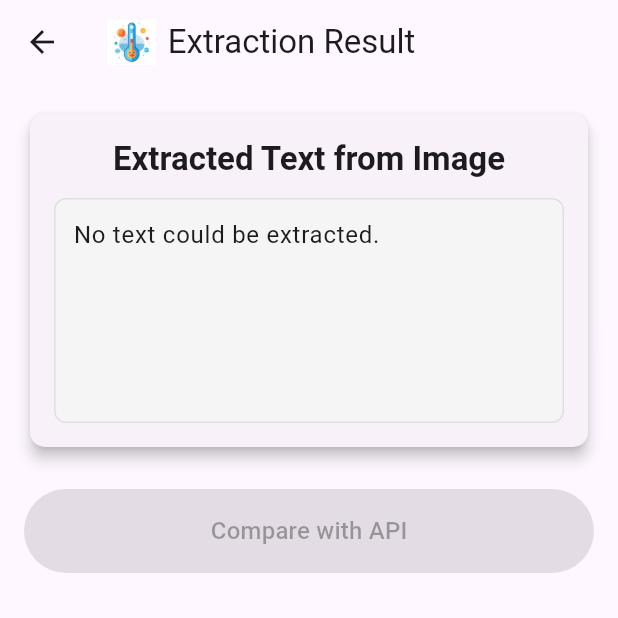
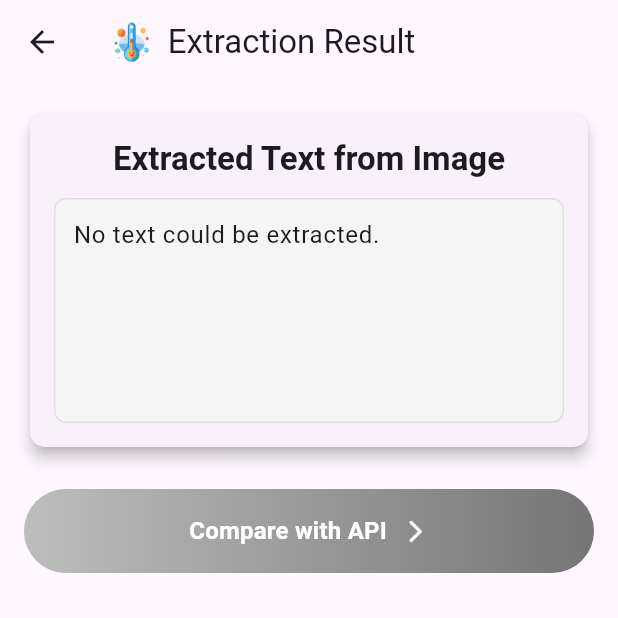
Before and after one commit to saifur-rahman0/Image-Data-Extract-Compare, a Flutter app: the ResultScreen screen opened by its route, on a phone screen of 412 x 824 dp, the top half of it. Run offline on Flutter 3.47's test engine with Material 3 defaults, Android fonts, the phone set to English and light mode, and no system bars; our stand-ins replace get, image_picker; missing offline and left inert: google_mlkit_text_recognition.

Commit message:
final ui update and app name update

```diff
--- a/lib/app/modules/home/home_controller.dart
+++ b/lib/app/modules/home/home_controller.dart
@@ -136,6 +136,7 @@ class HomeController extends GetxController {
       colorText: Colors.green[700],
       margin: const EdgeInsets.all(10),
       borderRadius: 8,
+      duration: const Duration(seconds: 1),
     );
 
     try {
--- a/lib/app/modules/result/result_screen.dart
+++ b/lib/app/modules/result/result_screen.dart
@@ -31,7 +31,7 @@ class ResultScreen extends GetView<ResultController> { // Changed to GetView<Res
         title: Row(
           children: [
             Image.asset(
-              'assets/logo/app_logo.png',
+              'assets/logo/applogo.png',
               height: 30,
             ),
             const SizedBox(width: 8),
@@ -83,26 +83,67 @@ class ResultScreen extends GetView<ResultController> { // Changed to GetView<Res
             const SizedBox(height: 24),
 
             // --- Compare Button ---
-            // Obx is needed here if the button's enabled state depends on ocrText from ResultController (it's a getter to RxString in HomeController)
-            Obx(() => ElevatedButton( // Wrap with Obx if controller.ocrText is an RxString in ResultController (it's a getter to RxString in HomeController)
+            Obx(() {
+              final bool isEffectivelyDisabled = controller.ocrText.isEmpty ||
+                                               controller.ocrText.startsWith("No text found") ||
+                                               controller.isCallingApi.value;
+              final bool isLoading = controller.isCallingApi.value;
+
+              return ElevatedButton(
                 style: ElevatedButton.styleFrom(
-                padding: const EdgeInsets.symmetric(vertical: 16.0),
-                textStyle: theme.textTheme.titleMedium,
+                  padding: EdgeInsets.zero, // ElevatedButton itself has no padding
+                  backgroundColor: Colors.transparent, // Transparent to show Ink's gradient
+                  shadowColor: Colors.black45, // No default shadow
+                  elevation: 2, // No elevation shadow
+                  shape: RoundedRectangleBorder(borderRadius: BorderRadius.circular(30.0)), // Rounded shape for the button
                 ),
-              // Use controller.ocrText and controller.isCallingApi
-              onPressed: (controller.ocrText.isEmpty || controller.ocrText.startsWith("No text found") || controller.isCallingApi.value)
-                  ? null
-                  : () {
+                onPressed: isEffectivelyDisabled ? null : () {
                   controller.performApiComparison(); // Call method on ResultController
                 },
-              child: Obx(() => controller.isCallingApi.value // isCallingApi is an RxBool from ResultController
+                child: Ink(
+                  decoration: BoxDecoration(
+                    gradient: isEffectivelyDisabled && !isLoading // Apply disabled gradient only if not loading
+                        ? LinearGradient( // Disabled gradient
+                            colors: [Colors.grey.shade400, Colors.grey.shade600],
+                            begin: Alignment.centerLeft,
+                            end: Alignment.centerRight,
+                          )
+                        : const LinearGradient( // Active or Loading gradient
+                            colors: [Color(0xFF3A7BD5), Color(0xFF00D2FF)], // Blue to Cyan gradient
+                            begin: Alignment.centerLeft,
+                            end: Alignment.centerRight,
+                          ),
+                    borderRadius: BorderRadius.circular(30.0), // Match button shape
+                  ),
+                  child: Container(
+                    padding: const EdgeInsets.symmetric(vertical: 16.0, horizontal: 24.0), // Internal padding for content
+                    constraints: const BoxConstraints(minHeight: 50), // Ensure consistent button height
+                    alignment: Alignment.center,
+                    child: isLoading
                         ? const SizedBox(
                             height: 24,
                             width: 24,
-                      child: CircularProgressIndicator(strokeWidth: 3, color: Colors.white),
+                            child: CircularProgressIndicator(strokeWidth: 3, valueColor: AlwaysStoppedAnimation<Color>(Colors.white)),
                           )
-                  : const Text('Compare with API')),
-            )),
+                        : Row(
+                            mainAxisSize: MainAxisSize.min, // Row takes minimum space needed by children
+                            mainAxisAlignment: MainAxisAlignment.center, // Center content horizontally
+                            children: [
+                              Text(
+                                'Compare with API',
+                                style: theme.textTheme.titleMedium?.copyWith(
+                                  color: Colors.white,
+                                  fontWeight: FontWeight.bold,
+                                ),
+                              ),
+                              const SizedBox(width: 10),
+                              const Icon(Icons.arrow_forward_ios_rounded, color: Colors.white, size: 18),
+                            ],
+                          ),
+                  ),
+                ),
+              );
+            }),
 
             const SizedBox(height: 24),
 
--- a/lib/main.dart
+++ b/lib/main.dart
@@ -18,7 +18,8 @@ class MyApp extends StatelessWidget {
   @override
   Widget build(BuildContext context) {
     return GetMaterialApp(
-      title: 'Image Extractor App',
+      title: 'OCR', // Changed app title
+      debugShowCheckedModeBanner: false, // Added this line
       theme: ThemeData(
         colorScheme: ColorScheme.fromSeed(seedColor: Colors.deepPurple),
         useMaterial3: true,
```
Also changed, not shown: lib/app/modules/home/home_screen.dart (+12 -7 lines), assets/background/bg1.jpg (added), assets/background/bg2.jpg (added), assets/logo/app_logo.png (deleted), assets/logo/applogo.png (added), 1 other file. Lines whose indentation alone changed are shown as unchanged.
